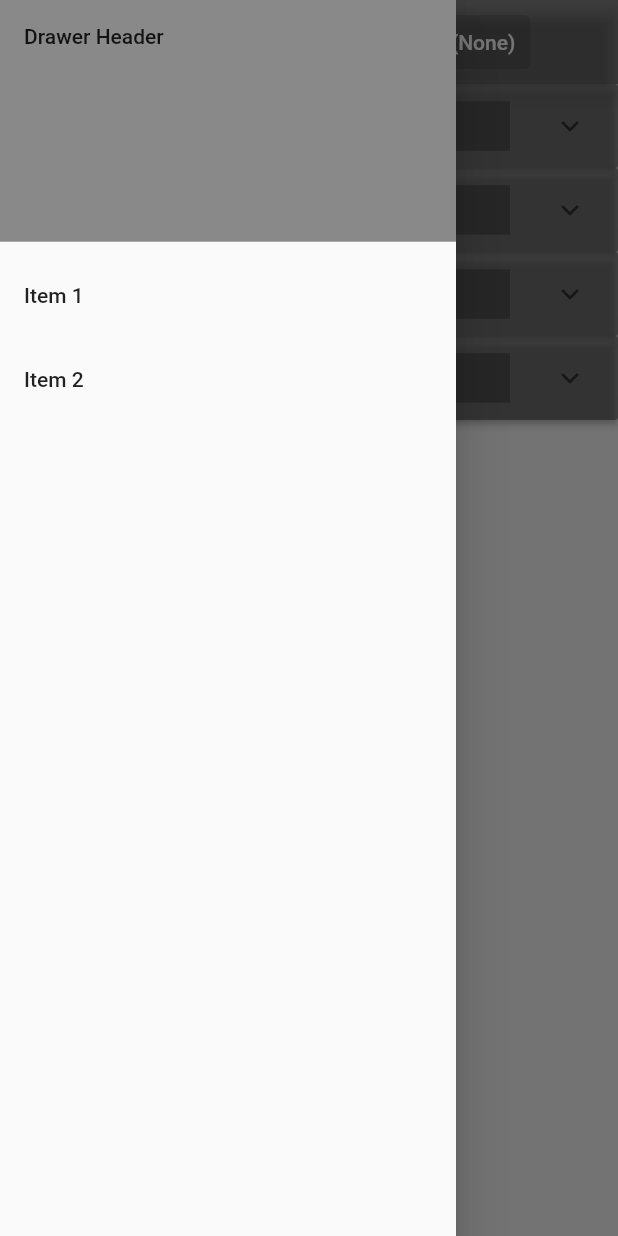
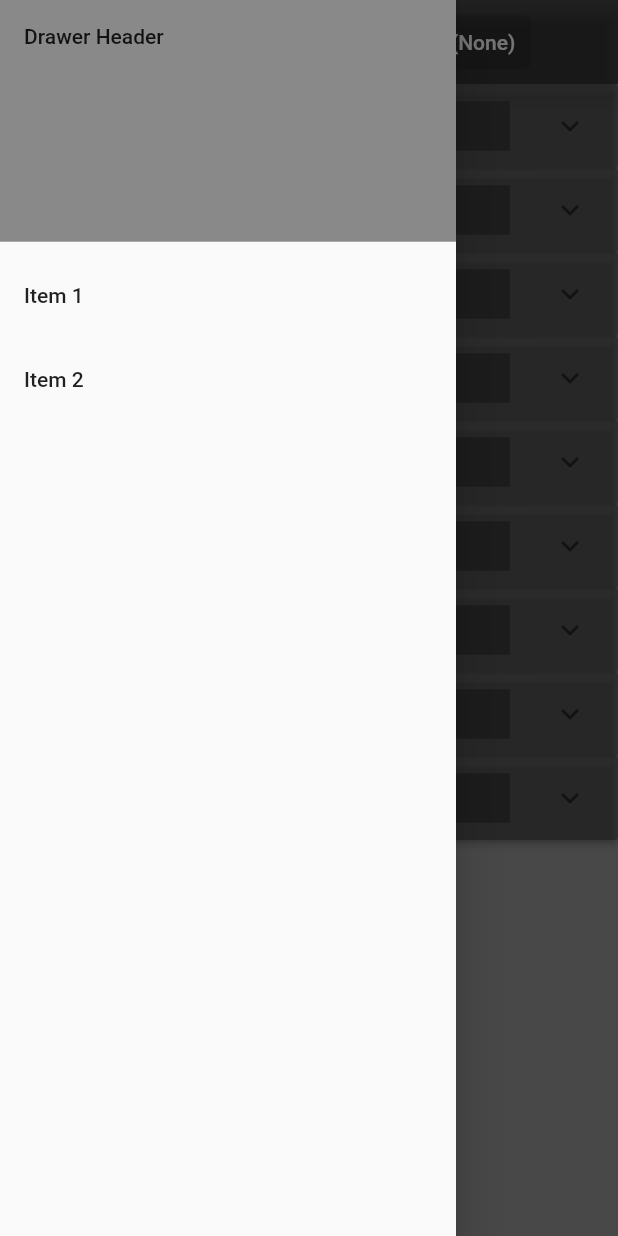
Before and after one commit to wdevore/RetroVibrato, a Flutter app: the screen it shows after launch, with the side drawer open, on a phone screen of 412 x 824 dp. Run offline on Flutter 3.47's test engine with Material 2 defaults, Android fonts, the phone set to English and light mode, and no system bars.

Commit message:
Each slider is now a stateful widget for better performance

```diff
--- a/lib/main.dart
+++ b/lib/main.dart
@@ -17,6 +17,7 @@ class FSfxrApp extends StatelessWidget {
       theme: ThemeData(
         // This is the theme of your application.
         primarySwatch: Colors.orange,
+        backgroundColor: Colors.grey[500],
       ),
       home: FSfxrHomePage(title: 'RetroVibrato'),
     );
@@ -42,11 +43,10 @@ class FSfxrHomePage extends StatefulWidget {
 }
 
 class _FSfxrHomePageState extends State<FSfxrHomePage> {
-  double _currentSliderValue = 0.5;
-
   @override
   Widget build(BuildContext context) {
     return Scaffold(
+      backgroundColor: Theme.of(context).backgroundColor,
       appBar: _buildAppBar(),
       drawer: _buildDrawer(),
       body: _buildExpansionPanelBody(),
@@ -55,7 +55,7 @@ class _FSfxrHomePageState extends State<FSfxrHomePage> {
 
   AppBar _buildAppBar() {
     return AppBar(
-      backgroundColor: Colors.black45,
+      backgroundColor: Colors.black54,
       // Here we take the value from the FSfxrHomePage object that was created by
       // the App.build method, and use it to set our appbar title.
       title: ChoiceProvider(child: AppBarRow()),
@@ -101,33 +101,10 @@ class _FSfxrHomePageState extends State<FSfxrHomePage> {
   }
 
   SettingsProvider _buildExpansionPanelBody() {
-    // return SettingsProvider(child: SettingsPanels());
-    return SettingsProvider(child: SettingsExpansionPanels());
-  }
-
-  SliderTheme _buildBasicSlider() {
-    return SliderTheme(
-      data: SliderTheme.of(context).copyWith(
-        activeTrackColor: Colors.red[700],
-        inactiveTrackColor: Colors.red[100],
-        trackShape: RectangularSliderTrackShape(),
-        trackHeight: 4.0,
-        thumbColor: Colors.redAccent,
-        thumbShape: RoundSliderThumbShape(enabledThumbRadius: 12.0),
-        overlayColor: Colors.red.withAlpha(32),
-        overlayShape: RoundSliderOverlayShape(overlayRadius: 28.0),
-      ),
-      child: Slider(
-        value: _currentSliderValue,
-        min: 0,
-        max: 100,
-        divisions: 5,
-        onChanged: (value) {
-          print('basic value: $value');
-          setState(() {
-            _currentSliderValue = value;
-          });
-        },
+    return SettingsProvider(
+      child: Theme(
+        data: Theme.of(context).copyWith(backgroundColor: Colors.black26),
+        child: SettingsExpansionPanels(),
       ),
     );
   }
--- a/lib/model/settings_model.dart
+++ b/lib/model/settings_model.dart
@@ -39,33 +39,38 @@ class ArpeggiationSettings {
 }
 
 class DutyCycleSettings {
-  bool expanded = false;
-  double dutyCycle = 0.0;
-  double sweep = 0.0;
+  final String title = "DutyCycle";
+  bool isExpanded = false;
+  final Field dutyCycle = Field(0.0, 1.0, 0.25, "DutyCycle");
+  final Field sweep = Field(0.0, 1.0, 0.25, "Sweep");
 }
 
 class RetriggerSettings {
-  bool expanded = false;
-  double rate = 0.0;
+  final String title = "Retrigger";
+  bool isExpanded = false;
+  final Field rate = Field(0.0, 1.0, 0.25, "Rate");
 }
 
 class FlangerSettings {
-  bool expanded = false;
-  double offset = 0.0;
-  double sweep = 0.0;
+  final String title = "Flanger";
+  bool isExpanded = false;
+  final Field offset = Field(0.0, 1.0, 0.25, "Offset");
+  final Field sweep = Field(0.0, 1.0, 0.25, "Sweep");
 }
 
 class LowPassFilterSettings {
-  bool expanded = false;
-  double cutoffFreq = 0.0;
-  double cutoffSweep = 0.0;
-  double resonance = 0.0;
+  final String title = "LowPass Filter";
+  bool isExpanded = false;
+  final Field cutoffFreq = Field(0.0, 1.0, 0.25, "CutoffFreq");
+  final Field cutoffSweep = Field(0.0, 1.0, 0.25, "CutoffSweep");
+  final Field resonance = Field(0.0, 1.0, 0.25, "Resonance");
 }
 
 class HighPassFilterSettings {
-  bool expanded = false;
-  double cutoffFreq = 0.0;
-  double cutoffSweep = 0.0;
+  final String title = "HighPass Filter";
+  bool isExpanded = false;
+  final Field cutoffFreq = Field(0.0, 1.0, 0.25, "CutoffFreq");
+  final Field cutoffSweep = Field(0.0, 1.0, 0.25, "CutoffSweep");
 }
 
 class SettingsModel {
--- a/lib/view/settings_panels.dart
+++ b/lib/view/settings_panels.dart
@@ -49,12 +49,18 @@ class SettingsExpansionPanels extends StatelessWidget {
           SettingsFrequencySubPanel(settings: data.frequencySettings),
           SettingsVibratoSubPanel(settings: data.vibratoSettings),
           SettingsArpeggiationSubPanel(settings: data.arpeggiationSettings),
+          SettingsDutyCycleSubPanel(settings: data.dutyCycleSettings),
+          SettingsRetriggerSubPanel(settings: data.retriggerSettings),
+          SettingsFlangerSubPanel(settings: data.flangerSettings),
+          SettingsLowPassFilterSubPanel(settings: data.lowPassFilterSettings),
+          SettingsHighPassFilterSubPanel(settings: data.highPassFilterSettings),
         ],
       ),
     );
   }
 }
 
+// ##############---------------##############---------------
 class SettingsEnvelopeSubPanel extends StatefulWidget {
   SettingsEnvelopeSubPanel({Key? key, required this.settings})
       : super(key: key);
@@ -76,7 +82,7 @@ class _SettingsEnvelopeSubPanelsState extends State<SettingsEnvelopeSubPanel> {
     return ExpansionPanelList(
       expandedHeaderPadding: EdgeInsets.zero,
       dividerColor: Colors.white,
-      animationDuration: Duration(milliseconds: 150),
+      animationDuration: Duration(milliseconds: 200),
       expansionCallback: (int index, bool isExpanded) {
         setState(() {
           settings.isExpanded = !isExpanded;
@@ -85,71 +91,21 @@ class _SettingsEnvelopeSubPanelsState extends State<SettingsEnvelopeSubPanel> {
       children: [
         ExpansionPanel(
           canTapOnHeader: true,
-          backgroundColor: Colors.black38,
+          backgroundColor: Theme.of(context).backgroundColor,
           headerBuilder: (BuildContext context, bool isExpanded) {
             return _buildTitle(settings.title);
           },
           body: Column(
             children: [
-              _buildSliderRow(settings.attack),
-              _buildSliderRow(settings.sustain),
-              _buildSliderRow(settings.punch),
-              _buildSliderRow(settings.decay),
+              SettingsSlider(data: settings.attack),
+              SettingsSlider(data: settings.sustain),
+              SettingsSlider(data: settings.punch),
+              SettingsSlider(data: settings.decay),
             ],
           ),
           isExpanded: settings.isExpanded,
         ),
       ],
-    );
-  }
-
-  SliderTheme _buildSlider(Field data) {
-    return SliderTheme(
-      data: SliderTheme.of(context).copyWith(
-        activeTrackColor: Colors.blue[700],
-        inactiveTrackColor: Colors.blue[700],
-        trackShape: RectangularSliderTrackShape(),
-        trackHeight: 5.0,
-        thumbColor: Colors.white,
-        thumbShape: CustomSliderThumbRect(
-          thumbRadius: 15.0,
-          thumbHeight: 25,
-          min: data.min,
-          max: data.max,
-          sliderValue: data.value,
-        ),
-        overlayColor: Colors.blue.withAlpha(32),
-        overlayShape: RoundSliderOverlayShape(overlayRadius: 28.0),
-      ),
-      child: Slider(
-        value: data.value,
-        min: data.min,
-        max: data.max,
-        divisions: 200,
-        onChanged: (value) {
-          setState(() {
-            data.value = value;
-          });
-        },
-      ),
-    );
-  }
-
-  Container _buildSliderRow(Field data) {
-    return Container(
-      height: 30,
-      child: Row(
-        children: [
-          Expanded(
-            flex: 1,
-            child: _buildSliderLabel(data.label),
-          ),
-          Expanded(
-            flex: 4,
-            child: _buildSlider(data),
-          ),
-        ],
-      ),
     );
   }
 }
@@ -186,71 +142,21 @@ class _SettingsFrequencySubPanelsState
       children: [
         ExpansionPanel(
           canTapOnHeader: true,
-          backgroundColor: Colors.black38,
+          backgroundColor: Theme.of(context).backgroundColor,
           headerBuilder: (BuildContext context, bool isExpanded) {
             return _buildTitle(settings.title);
           },
           body: Column(
             children: [
-              _buildSliderRow(settings.frequency),
-              _buildSliderRow(settings.minCutoff),
-              _buildSliderRow(settings.slide),
-              _buildSliderRow(settings.deltaSlide),
+              SettingsSlider(data: settings.frequency),
+              SettingsSlider(data: settings.minCutoff),
+              SettingsSlider(data: settings.slide),
+              SettingsSlider(data: settings.deltaSlide),
             ],
           ),
           isExpanded: settings.isExpanded,
         ),
       ],
-    );
-  }
-
-  SliderTheme _buildSlider(Field data) {
-    return SliderTheme(
-      data: SliderTheme.of(context).copyWith(
-        activeTrackColor: Colors.blue[700],
-        inactiveTrackColor: Colors.blue[700],
-        trackShape: RectangularSliderTrackShape(),
-        trackHeight: 5.0,
-        thumbColor: Colors.white,
-        thumbShape: CustomSliderThumbRect(
-          thumbRadius: 15.0,
-          thumbHeight: 25,
-          min: data.min,
-          max: data.max,
-          sliderValue: data.value,
-        ),
-        overlayColor: Colors.blue.withAlpha(32),
-        overlayShape: RoundSliderOverlayShape(overlayRadius: 28.0),
-      ),
-      child: Slider(
-        value: data.value,
-        min: data.min,
-        max: data.max,
-        divisions: 200,
-        onChanged: (value) {
-          setState(() {
-            data.value = value;
-          });
-        },
-      ),
-    );
-  }
-
-  Container _buildSliderRow(Field data) {
-    return Container(
-      height: 30,
-      child: Row(
-        children: [
-          Expanded(
-            flex: 1,
-            child: _buildSliderLabel(data.label),
-          ),
-          Expanded(
-            flex: 4,
-            child: _buildSlider(data),
-          ),
-        ],
-      ),
     );
   }
 }
@@ -285,69 +191,19 @@ class _SettingsVibratoSubPanelsState extends State<SettingsVibratoSubPanel> {
       children: [
         ExpansionPanel(
           canTapOnHeader: true,
-          backgroundColor: Colors.black38,
+          backgroundColor: Theme.of(context).backgroundColor,
           headerBuilder: (BuildContext context, bool isExpanded) {
             return _buildTitle(settings.title);
           },
           body: Column(
             children: [
-              _buildSliderRow(settings.depth),
-              _buildSliderRow(settings.speed),
+              SettingsSlider(data: settings.depth),
+              SettingsSlider(data: settings.speed),
             ],
           ),
           isExpanded: settings.isExpanded,
         ),
       ],
-    );
-  }
-
-  SliderTheme _buildSlider(Field data) {
-    return SliderTheme(
-      data: SliderTheme.of(context).copyWith(
-        activeTrackColor: Colors.blue[700],
-        inactiveTrackColor: Colors.blue[700],
-        trackShape: RectangularSliderTrackShape(),
-        trackHeight: 5.0,
-        thumbColor: Colors.white,
-        thumbShape: CustomSliderThumbRect(
-          thumbRadius: 15.0,
-          thumbHeight: 25,
-          min: data.min,
-          max: data.max,
-          sliderValue: data.value,
-        ),
-        overlayColor: Colors.blue.withAlpha(32),
-        overlayShape: RoundSliderOverlayShape(overlayRadius: 28.0),
-      ),
-      child: Slider(
-        value: data.value,
-        min: data.min,
-        max: data.max,
-        divisions: 200,
-        onChanged: (value) {
-          setState(() {
-            data.value = value;
-          });
-        },
-      ),
-    );
-  }
-
-  Container _buildSliderRow(Field data) {
-    return Container(
-      height: 30,
-      child: Row(
-        children: [
-          Expanded(
-            flex: 1,
-            child: _buildSliderLabel(data.label),
-          ),
-          Expanded(
-            flex: 4,
-            child: _buildSlider(data),
-          ),
-        ],
-      ),
     );
   }
 }
@@ -384,14 +240,14 @@ class _SettingsArpeggiationSubPanelsState
       children: [
         ExpansionPanel(
           canTapOnHeader: true,
-          backgroundColor: Colors.black38,
+          backgroundColor: Theme.of(context).backgroundColor,
           headerBuilder: (BuildContext context, bool isExpanded) {
             return _buildTitle(settings.title);
           },
           body: Column(
             children: [
-              _buildSliderRow(settings.multiplier),
-              _buildSliderRow(settings.speed),
+              SettingsSlider(data: settings.multiplier),
+              SettingsSlider(data: settings.speed),
             ],
           ),
           isExpanded: settings.isExpanded,
@@ -399,12 +255,294 @@ class _SettingsArpeggiationSubPanelsState
       ],
     );
   }
+}
+
+// ##############---------------##############---------------
+class SettingsDutyCycleSubPanel extends StatefulWidget {
+  SettingsDutyCycleSubPanel({Key? key, required this.settings})
+      : super(key: key);
+
+  final DutyCycleSettings settings;
+
+  @override
+  _SettingsDutyCycleSubPanelsState createState() =>
+      _SettingsDutyCycleSubPanelsState(settings);
+}
+
+class _SettingsDutyCycleSubPanelsState
+    extends State<SettingsDutyCycleSubPanel> {
+  final DutyCycleSettings settings;
+
+  _SettingsDutyCycleSubPanelsState(this.settings);
+
+  @override
+  Widget build(BuildContext context) {
+    return ExpansionPanelList(
+      expandedHeaderPadding: EdgeInsets.zero,
+      dividerColor: Colors.white,
+      animationDuration: Duration(milliseconds: 150),
+      expansionCallback: (int index, bool isExpanded) {
+        setState(() {
+          settings.isExpanded = !isExpanded;
+        });
+      },
+      children: [
+        ExpansionPanel(
+          canTapOnHeader: true,
+          backgroundColor: Theme.of(context).backgroundColor,
+          headerBuilder: (BuildContext context, bool isExpanded) {
+            return _buildTitle(settings.title);
+          },
+          body: Column(
+            children: [
+              SettingsSlider(data: settings.dutyCycle),
+              SettingsSlider(data: settings.sweep),
+            ],
+          ),
+          isExpanded: settings.isExpanded,
+        ),
+      ],
+    );
+  }
+}
+
+// ##############---------------##############---------------
+class SettingsRetriggerSubPanel extends StatefulWidget {
+  SettingsRetriggerSubPanel({Key? key, required this.settings})
+      : super(key: key);
+
+  final RetriggerSettings settings;
+
+  @override
+  _SettingsRetriggerSubPanelsState createState() =>
+      _SettingsRetriggerSubPanelsState(settings);
+}
+
+class _SettingsRetriggerSubPanelsState
+    extends State<SettingsRetriggerSubPanel> {
+  final RetriggerSettings settings;
+
+  _SettingsRetriggerSubPanelsState(this.settings);
+
+  @override
+  Widget build(BuildContext context) {
+    return ExpansionPanelList(
+      expandedHeaderPadding: EdgeInsets.zero,
+      dividerColor: Colors.white,
+      animationDuration: Duration(milliseconds: 150),
+      expansionCallback: (int index, bool isExpanded) {
+        setState(() {
+          settings.isExpanded = !isExpanded;
+        });
+      },
+      children: [
+        ExpansionPanel(
+          canTapOnHeader: true,
+          backgroundColor: Theme.of(context).backgroundColor,
+          headerBuilder: (BuildContext context, bool isExpanded) {
+            return _buildTitle(settings.title);
+          },
+          body: Column(
+            children: [
+              SettingsSlider(data: settings.rate),
+            ],
+          ),
+          isExpanded: settings.isExpanded,
+        ),
+      ],
+    );
+  }
+}
+
+// ##############---------------##############---------------
+class SettingsFlangerSubPanel extends StatefulWidget {
+  SettingsFlangerSubPanel({Key? key, required this.settings}) : super(key: key);
+
+  final FlangerSettings settings;
+
+  @override
+  _SettingsFlangerSubPanelsState createState() =>
+      _SettingsFlangerSubPanelsState(settings);
+}
+
+class _SettingsFlangerSubPanelsState extends State<SettingsFlangerSubPanel> {
+  final FlangerSettings settings;
+
+  _SettingsFlangerSubPanelsState(this.settings);
+
+  @override
+  Widget build(BuildContext context) {
+    return ExpansionPanelList(
+      expandedHeaderPadding: EdgeInsets.zero,
+      dividerColor: Colors.white,
+      animationDuration: Duration(milliseconds: 150),
+      expansionCallback: (int index, bool isExpanded) {
+        setState(() {
+          settings.isExpanded = !isExpanded;
+        });
+      },
+      children: [
+        ExpansionPanel(
+          canTapOnHeader: true,
+          backgroundColor: Theme.of(context).backgroundColor,
+          headerBuilder: (BuildContext context, bool isExpanded) {
+            return _buildTitle(settings.title);
+          },
+          body: Column(
+            children: [
+              SettingsSlider(data: settings.offset),
+              SettingsSlider(data: settings.sweep),
+            ],
+          ),
+          isExpanded: settings.isExpanded,
+        ),
+      ],
+    );
+  }
+}
+
+// ##############---------------##############---------------
+class SettingsLowPassFilterSubPanel extends StatefulWidget {
+  SettingsLowPassFilterSubPanel({Key? key, required this.settings})
+      : super(key: key);
+
+  final LowPassFilterSettings settings;
+
+  @override
+  _SettingsLowPassFilterSubPanelsState createState() =>
+      _SettingsLowPassFilterSubPanelsState(settings);
+}
+
+class _SettingsLowPassFilterSubPanelsState
+    extends State<SettingsLowPassFilterSubPanel> {
+  final LowPassFilterSettings settings;
+
+  _SettingsLowPassFilterSubPanelsState(this.settings);
+
+  @override
+  Widget build(BuildContext context) {
+    return ExpansionPanelList(
+      expandedHeaderPadding: EdgeInsets.zero,
+      dividerColor: Colors.white,
+      animationDuration: Duration(milliseconds: 150),
+      expansionCallback: (int index, bool isExpanded) {
+        setState(() {
+          settings.isExpanded = !isExpanded;
+        });
+      },
+      children: [
+        ExpansionPanel(
+          canTapOnHeader: true,
+          backgroundColor: Theme.of(context).backgroundColor,
+          headerBuilder: (BuildContext context, bool isExpanded) {
+            return _buildTitle(settings.title);
+          },
+          body: Column(
+            children: [
+              SettingsSlider(data: settings.cutoffFreq),
+              SettingsSlider(data: settings.cutoffSweep),
+              SettingsSlider(data: settings.resonance),
+            ],
+          ),
+          isExpanded: settings.isExpanded,
+        ),
+      ],
+    );
+  }
+}
+
+// ##############---------------##############---------------
+class SettingsHighPassFilterSubPanel extends StatefulWidget {
+  SettingsHighPassFilterSubPanel({Key? key, required this.settings})
+      : super(key: key);
+
+  final HighPassFilterSettings settings;
+
+  @override
+  _SettingsHighPassFilterSubPanelsState createState() =>
+      _SettingsHighPassFilterSubPanelsState(settings);
+}
+
+class _SettingsHighPassFilterSubPanelsState
+    extends State<SettingsHighPassFilterSubPanel> {
+  final HighPassFilterSettings settings;
+
+  _SettingsHighPassFilterSubPanelsState(this.settings);
+
+  @override
+  Widget build(BuildContext context) {
+    return ExpansionPanelList(
+      expandedHeaderPadding: EdgeInsets.zero,
+      dividerColor: Colors.white,
+      animationDuration: Duration(milliseconds: 150),
+      expansionCallback: (int index, bool isExpanded) {
+        setState(() {
+          settings.isExpanded = !isExpanded;
+        });
+      },
+      children: [
+        ExpansionPanel(
+          canTapOnHeader: true,
+          backgroundColor: Theme.of(context).backgroundColor,
+          headerBuilder: (BuildContext context, bool isExpanded) {
+            return _buildTitle(settings.title);
+          },
+          body: Column(
+            children: [
+              SettingsSlider(data: settings.cutoffFreq),
+              SettingsSlider(data: settings.cutoffSweep),
+            ],
+          ),
+          isExpanded: settings.isExpanded,
+        ),
+      ],
+    );
+  }
+}
+
+// ++++++++++++++++++++++++++++++++++++++++++++++++++++++++
+class SettingsSlider extends StatefulWidget {
+  SettingsSlider({Key? key, required this.data}) : super(key: key);
+
+  final Field data;
+
+  @override
+  _SliderState createState() => _SliderState(data);
+}
+
+class _SliderState extends State<SettingsSlider> {
+  final Field data;
+
+  _SliderState(this.data);
+
+  @override
+  Widget build(BuildContext context) {
+    return _buildSliderRow(data);
+  }
+
+  Container _buildSliderRow(Field data) {
+    return Container(
+      height: 30,
+      child: Row(
+        children: [
+          Expanded(
+            flex: 1,
+            child: _buildSliderLabel(data.label),
+          ),
+          Expanded(
+            flex: 3,
+            child: _buildSlider(data),
+          ),
+        ],
+      ),
+    );
+  }
 
   SliderTheme _buildSlider(Field data) {
     return SliderTheme(
       data: SliderTheme.of(context).copyWith(
-        activeTrackColor: Colors.blue[700],
-        inactiveTrackColor: Colors.blue[700],
+        activeTrackColor: Colors.orange,
+        inactiveTrackColor: Colors.amberAccent,
         trackShape: RectangularSliderTrackShape(),
         trackHeight: 5.0,
         thumbColor: Colors.white,
@@ -431,22 +569,4 @@ class _SettingsArpeggiationSubPanelsState
       ),
     );
   }
-
-  Container _buildSliderRow(Field data) {
-    return Container(
-      height: 30,
-      child: Row(
-        children: [
-          Expanded(
-            flex: 1,
-            child: _buildSliderLabel(data.label),
-          ),
-          Expanded(
-            flex: 4,
-            child: _buildSlider(data),
-          ),
-        ],
-      ),
-    );
-  }
 }
--- a/lib/view/slider_expansion_panel.dart
+++ /dev/null
@@ -1,137 +0,0 @@
-import 'package:flutter/foundation.dart';
-import 'package:flutter/material.dart';
-import 'package:retro_vibrato/model/settings_model.dart';
-import 'package:retro_vibrato/model/settings_provider.dart';
-import 'package:retro_vibrato/model/slider_model.dart';
-import 'package:retro_vibrato/view/custom_slider_thumb_rect.dart';
-
-/// This is the stateful widget that the main application instantiates.
-class SliderExpansionPanel extends StatefulWidget {
-  const SliderExpansionPanel({
-    Key? key,
-    // required this.data,
-    // required this.sliderCallback,
-  }) : super(key: key);
-
-  // final double _currentSliderValue = 0.5;
-  // final SliderCallback sliderCallback;
-
-  // final List<Item> data;
-
-  @override
-  State<SliderExpansionPanel> createState() => _SliderExpansionPanelState();
-}
-
-/// This is the private State class that goes with MyStatefulWidget.
-class _SliderExpansionPanelState extends State<SliderExpansionPanel> {
-  double _currentSliderValue = 0.5;
-  _SliderExpansionPanelState();
-
-  @override
-  Widget build(BuildContext context) {
-    return SingleChildScrollView(
-      child: Container(
-        child: _buildPanel(),
-      ),
-    );
-  }
-
-  Widget _buildPanel() {
-    final provider = SettingsProvider.of(context);
-    SettingsModel data = provider.settingsModel;
-
-    return ExpansionPanelList(
-      expandedHeaderPadding: EdgeInsets.zero,
-      dividerColor: Colors.white,
-      animationDuration: Duration(milliseconds: 150),
-      expansionCallback: (int index, bool isExpanded) {
-        setState(() {
-          // _data[index].isExpanded = !isExpanded;
-        });
-      },
-      children: [],
-      // _data.map<ExpansionPanel>((Item item) {
-      //   return ExpansionPanel(
-      //     backgroundColor: Colors.black38,
-      //     headerBuilder: (BuildContext context, bool isExpanded) {
-      //       return ListTile(
-      //         isThreeLine: false,
-      //         title: Container(
-      //           alignment: Alignment.center,
-      //           color: Colors.black26,
-      //           child: Text(
-      //             item.headerValue,
-      //             style: TextStyle(
-      //               fontSize: 20,
-      //               fontWeight: FontWeight.bold,
-      //               color: Colors.white,
-      //             ),
-      //           ),
-      //         ),
-      //       );
-      //     },
-      //     body: Column(
-      //       children: [
-      //         _buildSliderRow(item, 'Attack'),
-      //       ],
-      //     ),
-      //     isExpanded: item.isExpanded,
-      //   );
-      // }).toList(),
-    );
-  }
-
-  Container _buildSliderRow(Item item, String label) {
-    return Container(
-        height: 50,
-        child: Row(
-          children: [
-            Expanded(
-              flex: 1,
-              child: Text(
-                label,
-                style: TextStyle(
-                  color: Colors.white,
-                ),
-              ),
-            ),
-            Expanded(
-              flex: 4,
-              child: _buildCustomSlider(item.expandedValue),
-            ),
-          ],
-        ));
-  }
-
-  SliderTheme _buildCustomSlider(double sliderValue) {
-    return SliderTheme(
-      data: SliderTheme.of(context).copyWith(
-        activeTrackColor: Colors.blue[700],
-        inactiveTrackColor: Colors.blue[700],
-        trackShape: RectangularSliderTrackShape(),
-        trackHeight: 10.0,
-        thumbColor: Colors.white,
-        thumbShape: CustomSliderThumbRect(
-          thumbRadius: 15.0,
-          thumbHeight: 25,
-          min: 0,
-          max: 100,
-          sliderValue: sliderValue,
-        ),
-        overlayColor: Colors.blue.withAlpha(32),
-        overlayShape: RoundSliderOverlayShape(overlayRadius: 28.0),
-      ),
-      child: Slider(
-        value: _currentSliderValue,
-        min: 0.0,
-        max: 1.0,
-        divisions: 100,
-        onChanged: (value) {
-          setState(() {
-            _currentSliderValue = value;
-          });
-        },
-      ),
-    );
-  }
-}
```
Also changed, not shown: pubspec.lock.
